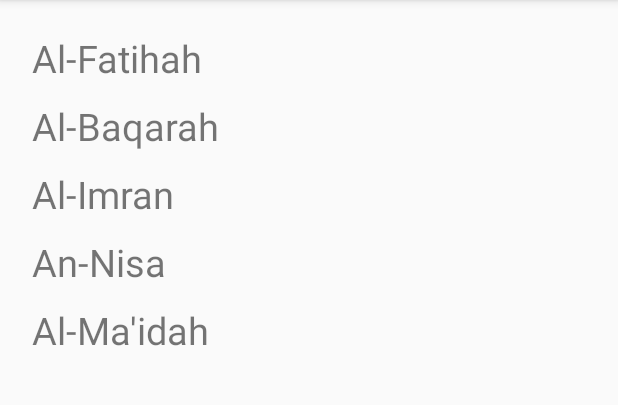
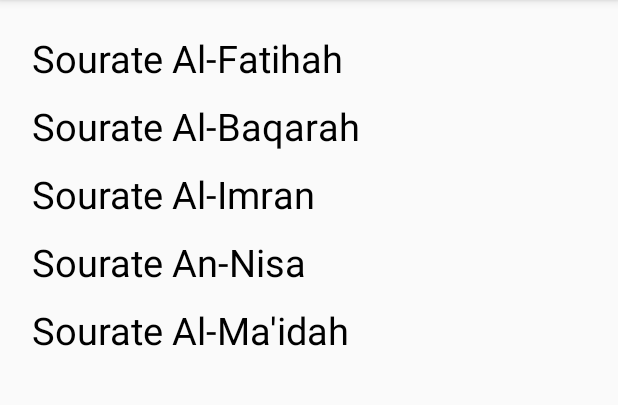
Before and after one commit to Fahad-alkamli/quranAndroidApp, an Android app: the screen it shows after launch (HomeActivity), on a phone screen of 412 x 824 dp, the part 84-489 px from its top. Run offline under Robolectric (Android 15) with nearby library versions, the phone set to English and light mode, and no system bars.

Commit message:
Made few changes
Fixed the design issue.
Fixed the bug in Downloading the files
Extracted the strings into the string file

```diff
--- a/QuranApp/app/src/main/res/layout/activity_player2.xml
+++ b/QuranApp/app/src/main/res/layout/activity_player2.xml
@@ -34,7 +34,6 @@
             style="?android:attr/buttonBarButtonStyle"
             android:textColor="#FFFFFF"
             android:textSize="20sp"
-
             />
         <Button
             android:text="@string/play"
@@ -46,7 +45,6 @@
             android:layout_marginEnd="5dp"
             android:onClick="playOrPause"
             android:id="@+id/playButton"
-            android:padding="10dp"
             style="?android:attr/buttonBarButtonStyle"
             />
 
@@ -72,7 +70,6 @@
             android:background="@drawable/button_shape"
             android:onClick="fastforward"
             style="?android:attr/buttonBarButtonStyle"
-            android:layout_marginEnd="5dp"
             />
 
     </LinearLayout>
--- a/QuranApp/app/src/main/res/layout/activity_user_settings.xml
+++ b/QuranApp/app/src/main/res/layout/activity_user_settings.xml
@@ -11,7 +11,7 @@
     tools:context="alkamli.fahad.quranapp.quranapp.UserSettingsActivity">
 
     <CheckBox
-        android:text="Replace the Buttons icons with Text"
+        android:text="@string/replace_the_buttons_icons_with_text"
         android:layout_width="wrap_content"
         android:layout_height="wrap_content"
         android:layout_alignParentTop="true"
@@ -19,4 +19,5 @@
         android:layout_marginStart="16dp"
         android:textSize="15sp"
         android:id="@+id/replaceIconsCheckBox" />
+
 </RelativeLayout>
--- a/QuranApp/app/src/main/res/layout/single_list_item.xml
+++ b/QuranApp/app/src/main/res/layout/single_list_item.xml
@@ -8,5 +8,6 @@
         android:layout_height="wrap_content"
         android:layout_margin="5dp"
         android:textSize="25sp"
+        android:textColor="@color/colorBlack"
         android:id="@+id/title" />
 </LinearLayout>
--- a/QuranApp/app/src/main/res/menu/toolbar_menu.xml
+++ b/QuranApp/app/src/main/res/menu/toolbar_menu.xml
@@ -6,7 +6,7 @@
     <item
         android:id="@+id/settings"
         app:showAsAction="collapseActionView"
-        android:title="Settings"
+        android:title="@string/settings"
         />
 
 </menu>
--- a/QuranApp/app/src/main/res/values/colors.xml
+++ b/QuranApp/app/src/main/res/values/colors.xml
@@ -3,4 +3,5 @@
     <color name="colorPrimary">#3F51B5</color>
     <color name="colorPrimaryDark">#303F9F</color>
     <color name="colorAccent">#FF4081</color>
+    <color name="colorBlack">#000000</color>
 </resources>
--- a/QuranApp/app/src/main/res/values/strings.xml
+++ b/QuranApp/app/src/main/res/values/strings.xml
@@ -1,15 +1,24 @@
 <resources>
     <string name="app_name">QuranApp</string>
     <string name="files_url">http://server6.mp3quran.net/thubti/</string>
-    <string name="Al_Fatihah">Al-Fatihah</string>
-    <string name="Al_Baqarah">"Al-Baqarah "</string>
-    <string name="Sourah_Title">Sourah Title</string>
+
     <string name="rewind">Rewind</string>
     <string name="play">Play</string>
     <string name="stop">Stop</string>
-    <string name="fastforward">Fastforward</string>
+    <string name="fastforward">Forward</string>
     <string name="pause">Pause</string>
-    <string name="Al_Imran">Al-Imran</string>
-    <string name="An_Nisa">An-Nisa</string>
-    <string name="Al_Maidah">Al-Ma\'idah</string>
+
+
+    <string name="Al_Fatihah">Sourate Al-Fatihah</string>
+    <string name="Al_Baqarah">"Sourate Al-Baqarah</string>
+    <string name="Sourah_Title">Sourate Sourah Title</string>
+    <string name="Al_Imran">Sourate Al-Imran</string>
+    <string name="An_Nisa">Sourate An-Nisa</string>
+    <string name="Al_Maidah">Sourate Al-Ma\'idah</string>
+
+
+    <string name="download_finish">Download finished</string>
+    <string name="file_does_not_exists">File doesn\'t exists start downloading the file</string>
+    <string name="settings">Settings</string>
+    <string name="replace_the_buttons_icons_with_text">Replace the Buttons icons with Text</string>
 </resources>
```
Also changed, not shown: QuranApp/app/src/main/java/alkamli/fahad/quranapp/quranapp/PlayerActivity.java (+22 -13 lines), QuranApp/app/src/main/java/alkamli/fahad/quranapp/quranapp/PlayerActivity2.java (+22 -10 lines), QuranApp/app/src/main/res/drawable/button_shape.xml (+4 -4 lines), 1 other file.
